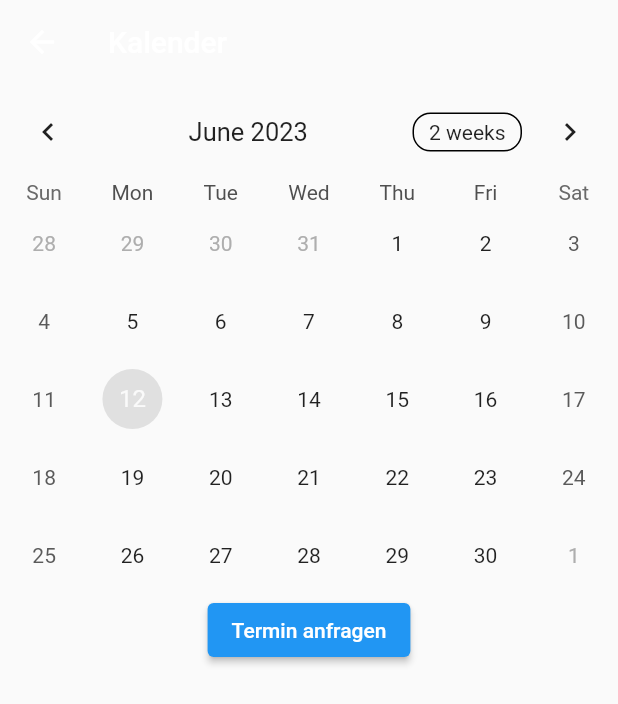
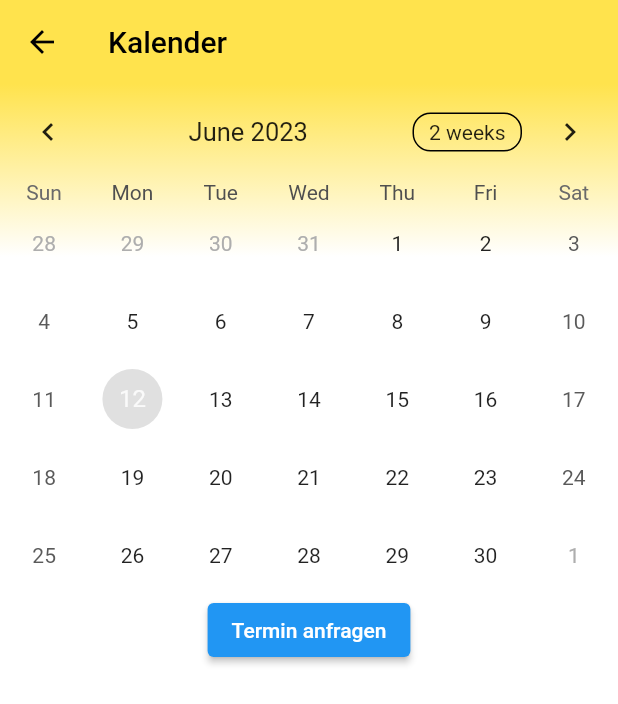
Before and after one commit to L4223/FH-Wave, a Flutter app: the CalendarScreen screen opened by its route, on a phone screen of 412 x 824 dp. Shown: the top 704 px of the screen. Run offline on Flutter 3.47's test engine with Material 2 defaults, Android fonts, the light colour scheme and no system bars; drawn by our look-alikes of table_calendar; our stand-ins replace cloud_firestore, firebase_auth, firebase_core, flutter_svg, geocoding, geolocator and 3 more; accounts and stored records are empty; project files that could hold a hidden picture were left out.

Commit message:
DarkMode die dritte
juhuu der Kalender sit jetzt auch dunkel.

Die Map so lala, ma gucken

```diff
--- a/lib/models/template_screen_model.dart
+++ b/lib/models/template_screen_model.dart
@@ -3,7 +3,7 @@ import 'package:flutter/material.dart';
 class TemplateScreenModel {
   final String _title = 'TEMPLATE';
   final Color _color = Colors.black;
-  final double _fontSize = 28.0;
+  final double _fontSize = 24.0;
   final FontWeight _fontWeight = FontWeight.w700;
 
   String get title => _title;
--- a/lib/views/calendar_screen.dart
+++ b/lib/views/calendar_screen.dart
@@ -1,6 +1,9 @@
 import 'package:flutter/material.dart';
+import 'package:provider/provider.dart';
 import 'package:table_calendar/table_calendar.dart';
+import '../app_colors.dart';
 import '../controllers/calendar_controller.dart';
+import '../controllers/dark_mode_controller.dart';
 import 'appointment_screen.dart';
 
 class CalendarScreen extends StatefulWidget {
@@ -35,13 +38,27 @@ class CalendarScreenState extends State<CalendarScreen> {
 
   @override
   Widget build(BuildContext context) {
+    return Consumer<DarkModeController>(builder: (context, controller, _) {
       return Scaffold(
         appBar: AppBar(
-        title: const Text('Kalender'),
-        backgroundColor: Colors.transparent,
+          iconTheme: const IconThemeData(color: Colors.black),
+          title: const Text(
+            'Kalender',
+            style: TextStyle(color: AppColors.black),
+          ),
+          backgroundColor: const Color(0xFFFFE34D),
           elevation: 0.0,
         ),
-      body: Column(
+        body: Container(
+          decoration: BoxDecoration(
+              gradient: LinearGradient(
+            begin: const Alignment(0.0, -0.7),
+            end: Alignment.topCenter,
+            colors: controller.isDarkMode
+                ? [const Color(0x00000000), const Color(0xFFFFE34D)]
+                : [const Color(0xFFFFFFFF), const Color(0xFFFFE34D)],
+          )),
+          child: Column(
             children: [
               TableCalendar(
                 calendarFormat: _calendarFormat,
@@ -58,7 +75,8 @@ class CalendarScreenState extends State<CalendarScreen> {
                       _selectedDays
                           .remove(selectedDay); // Tag aus der Liste entfernen
                     } else {
-                  _selectedDays.add(selectedDay); // Tag zur Liste hinzufügen
+                      _selectedDays
+                          .add(selectedDay); // Tag zur Liste hinzufügen
                     }
 
                     _calendarController.saveSelectedDays(_selectedDays);
@@ -102,6 +120,8 @@ class CalendarScreenState extends State<CalendarScreen> {
               ),
             ],
           ),
+        ),
       );
+    });
   }
 }
--- a/lib/views/template_screen.dart
+++ b/lib/views/template_screen.dart
@@ -1,4 +1,6 @@
 import 'package:flutter/material.dart';
+import 'package:provider/provider.dart';
+import '../controllers/dark_mode_controller.dart';
 import '../controllers/template_screen_controller.dart';
 import '../views/building_plan_widget.dart';
 
@@ -11,11 +13,13 @@ class TemplateScreen extends StatelessWidget {
 
   @override
   Widget build(BuildContext context) {
+    return Consumer<DarkModeController>(builder: (context, controller, _) {
       return Scaffold(
         appBar: AppBar(
           backgroundColor: Colors.transparent,
+          elevation: 0.0,
           shadowColor: Colors.transparent,
-        toolbarHeight: 100,
+          toolbarHeight: 60,
           title: Align(
             alignment: Alignment.centerLeft,
             child: Text(
@@ -29,8 +33,8 @@ class TemplateScreen extends StatelessWidget {
           ),
           iconTheme: const IconThemeData(color: Colors.black),
         ),
-      body:
-          const BuildingPlanWidget(),
+        body: const BuildingPlanWidget(),
       );
+    });
   }
 }
```
Also changed, not shown: lib/views/profile_screen.dart (+0 -8 lines). Lines whose indentation alone changed are shown as unchanged.
